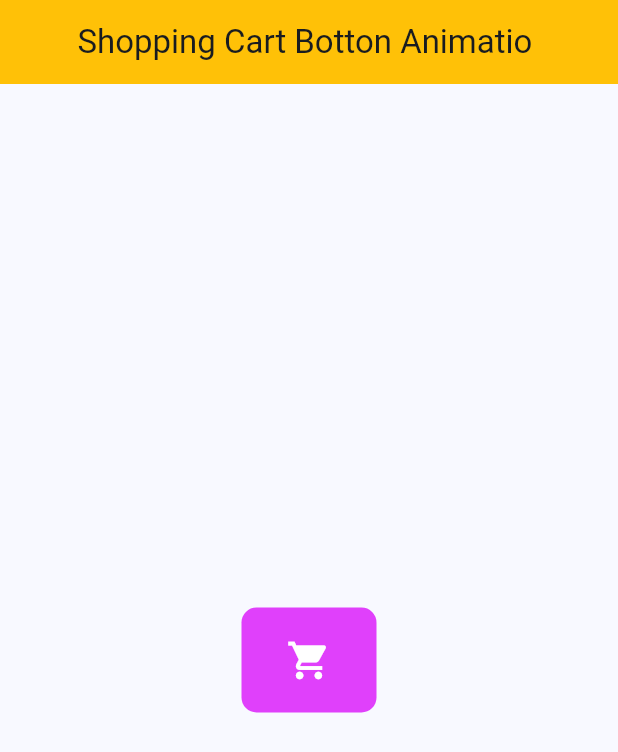
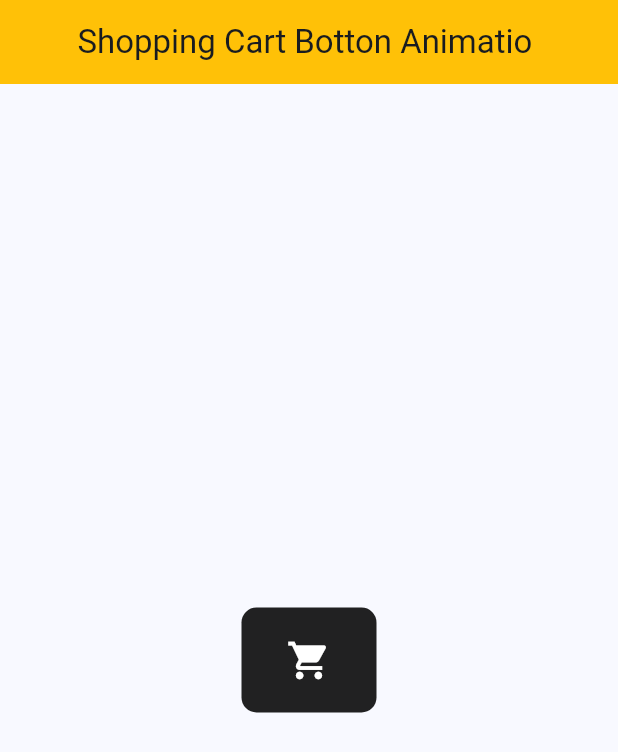
Before and after one commit to nareshptt/Flutter--Animations, a Flutter app: the screen it shows after launch, on a phone screen of 412 x 824 dp. Shown: the top 752 px of the screen. Run offline on Flutter 3.47's test engine with Material 3 defaults, Android fonts, the phone set to English and light mode, and no system bars.

Commit message:
Some changes in botton

```diff
--- a/lib/Add to cart animation.dart
+++ b/lib/Add to cart animation.dart
@@ -29,7 +29,7 @@ class _AddToCartState extends State<AddToCart> {
             height: 70,
             width: isExpended ? 220 : 90,
             decoration: BoxDecoration(
-                color: isExpended ? Colors.green : Colors.purpleAccent,
+                color: isExpended ? Colors.green : Colors.black87,
                 borderRadius: BorderRadius.circular(isExpended ? 50 : 10)),
             child: Row(
               mainAxisAlignment: MainAxisAlignment.center,
```
